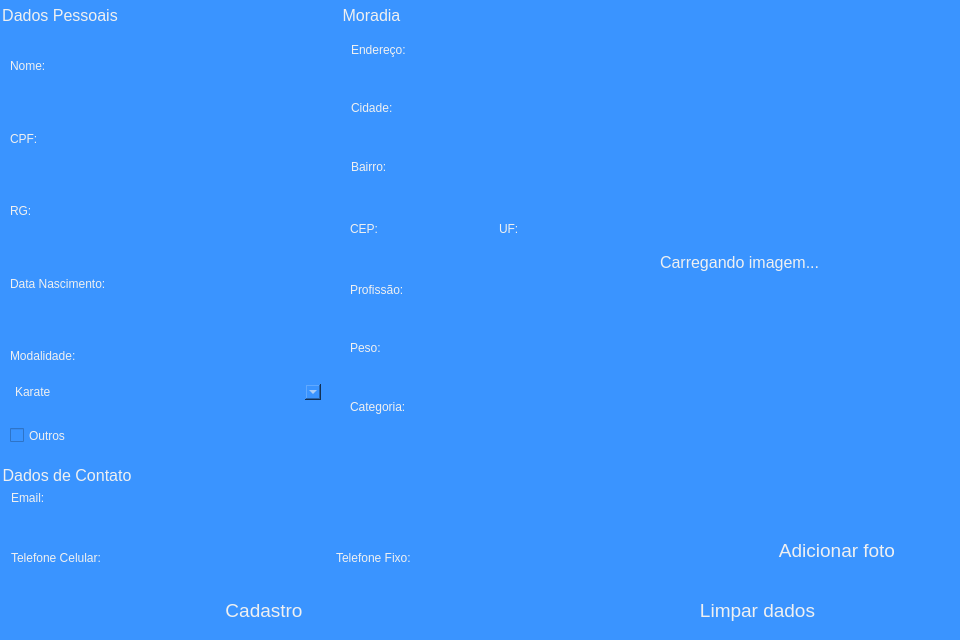
First picture: the form in app/Cadastro.ui, repository CarlosMirdeSouza/DojoMoradaDoSol, before the edit.
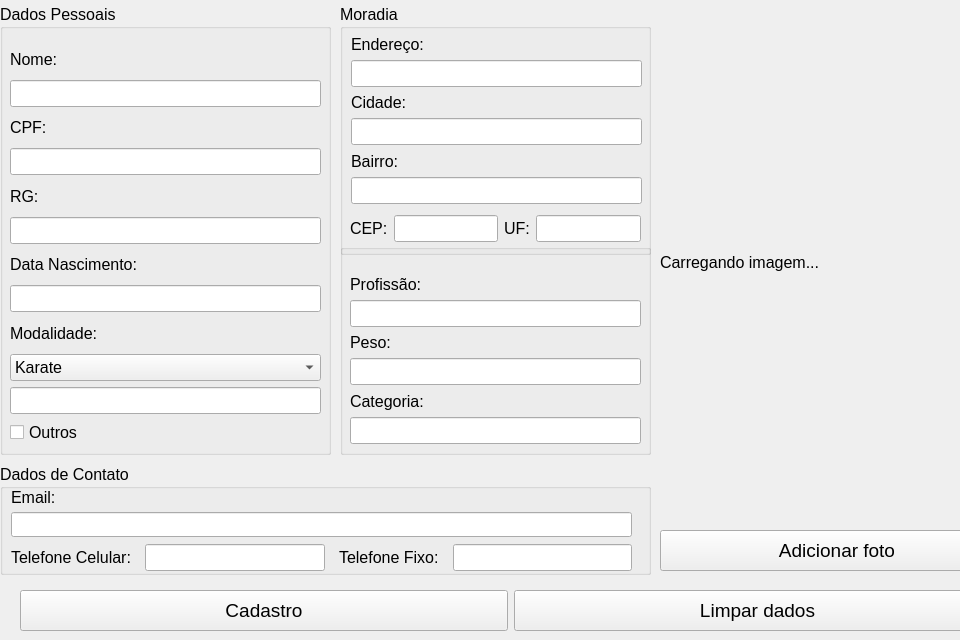
Second picture: the form after the edit.

Commit message: Pequenas modificações nos forms Deletei a styleSheet do form Cadastro Modifiquei a linguagem de todos os forms para pt-BR

```diff
--- a/app/Cadastro.ui
+++ b/app/Cadastro.ui
@@ -18,24 +18,6 @@
   <property name="windowTitle">
    <string>Cadastro</string>
   </property>
-  <property name="styleSheet">
-   <string notr="true">QWidget {
-  color: #eff0f1;
-  background-color: #3A94FF;
-  selection-background-color: #2968B2;
-  selection-color: #eff0f1;
-  background-clip: border;
-  border-image: none;
-  border: 0px transparent black;
-  outline: 0;
-}
-QCheckBox {
-    spacing: 5px;
-    outline: none;
-    color: #eff0f1;
-    margin-bottom: 2px;
-}</string>
-  </property>
   <widget class="QGroupBox" name="groupBoxDadosPessoias">
    <property name="geometry">
     <rect>
@@ -126,20 +108,8 @@
        <property name="enabled">
         <bool>true</bool>
        </property>
-       <property name="styleSheet">
-        <string notr="true">QWidget {
-  color: #eff0f1;
-  background-color: #3A94FF;
-  selection-background-color: #2968B2;
-  selection-color: #eff0f1;
-  background-clip: border;
-  border-image: none;
-  border: 0px transparent black;
-  outline: 0;
-}
-QCheckBox {
-	background-color: #eff0f1;
-}</string>
+       <property name="locale">
+        <locale language="Portuguese" country="Brazil"/>
        </property>
        <property name="frame">
         <bool>true</bool>
```
The commit also changes 5 other files.
